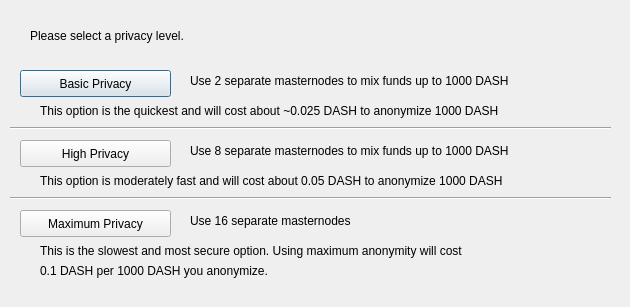
Qt form src/qt/forms/darksendconfig.ui (ZoZoCoin/ZoZo-blockchain) before a commit.
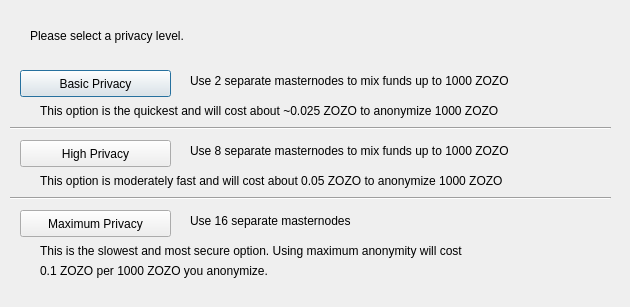
The same form after that commit.

Commit message: replace all dash to zozo

The edit to the form file:
```diff
--- a/src/qt/forms/darksendconfig.ui
+++ b/src/qt/forms/darksendconfig.ui
@@ -75,7 +75,7 @@
     </rect>
    </property>
    <property name="text">
-    <string>Use 2 separate masternodes to mix funds up to 1000 DASH</string>
+    <string>Use 2 separate masternodes to mix funds up to 1000 ZOZO</string>
    </property>
   </widget>
   <widget class="QLabel" name="label_3">
@@ -88,7 +88,7 @@
     </rect>
    </property>
    <property name="text">
-    <string>Use 8 separate masternodes to mix funds up to 1000 DASH</string>
+    <string>Use 8 separate masternodes to mix funds up to 1000 ZOZO</string>
    </property>
   </widget>
   <widget class="QLabel" name="label_4">
@@ -114,7 +114,7 @@
     </rect>
    </property>
    <property name="text">
-    <string>This option is the quickest and will cost about ~0.025 DASH to anonymize 1000 DASH</string>
+    <string>This option is the quickest and will cost about ~0.025 ZOZO to anonymize 1000 ZOZO</string>
    </property>
   </widget>
   <widget class="QLabel" name="label_7">
@@ -127,7 +127,7 @@
     </rect>
    </property>
    <property name="text">
-    <string>This option is moderately fast and will cost about 0.05 DASH to anonymize 1000 DASH</string>
+    <string>This option is moderately fast and will cost about 0.05 ZOZO to anonymize 1000 ZOZO</string>
    </property>
   </widget>
   <widget class="QLabel" name="label_8">
@@ -153,7 +153,7 @@
     </rect>
    </property>
    <property name="text">
-    <string>0.1 DASH per 1000 DASH you anonymize.</string>
+    <string>0.1 ZOZO per 1000 ZOZO you anonymize.</string>
    </property>
   </widget>
   <widget class="Line" name="line">
```
The commit also changes 469 other files.
